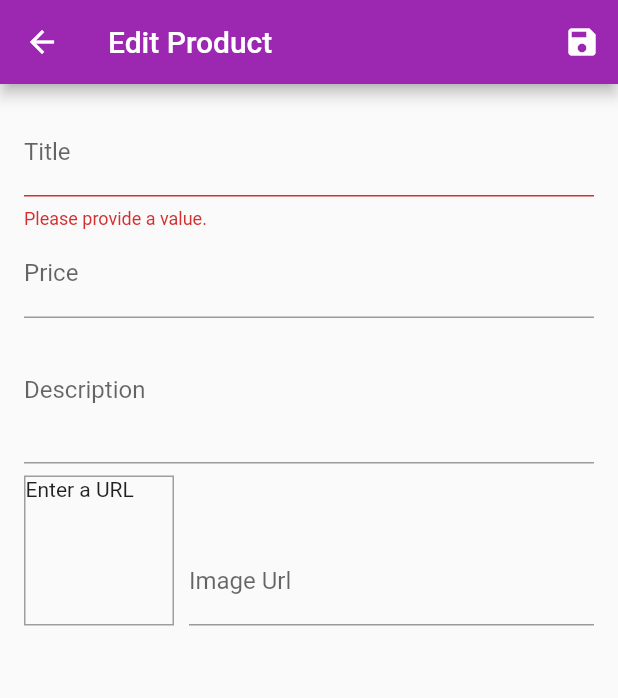
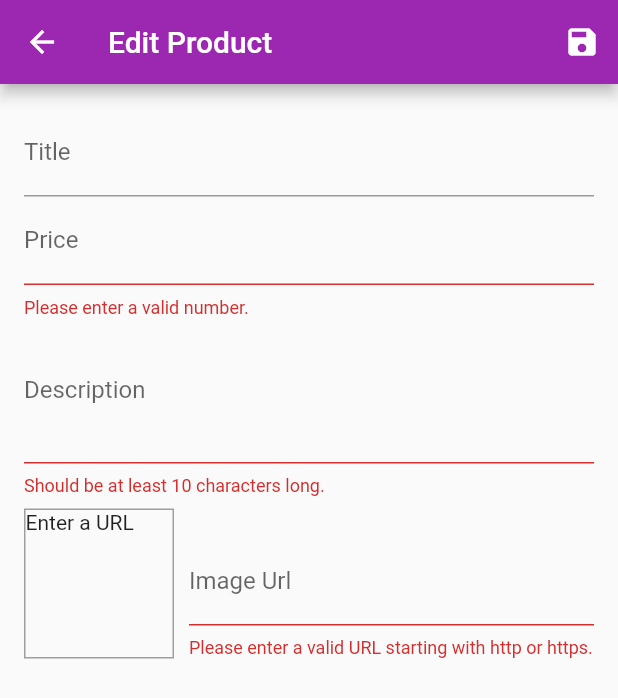
Before and after one commit to Salam0000/shop_application, a Flutter app: the EditProductScreen screen opened by its route, after a tap on the "save" icon, on a phone screen of 412 x 824 dp. Shown: the top 698 px of the screen. Run offline on Flutter 3.47's test engine with Material 2 defaults, Android fonts, the phone set to English and light mode, and no system bars; network calls fail.

Commit message:
add validation to all products

```diff
--- a/lib/screens/edit_product_screen.dart
+++ b/lib/screens/edit_product_screen.dart
@@ -33,6 +33,13 @@ class _EditProductScreenState extends State<EditProductScreen> {
 
   void _updateImageUrl() {
     if (!_imageUrlFocusNode.hasFocus) {
+      if ((!_imageUrlController.text.startsWith('http') &&
+              !_imageUrlController.text.startsWith('https')) ||
+          (!_imageUrlController.text.endsWith('.png') &&
+              !_imageUrlController.text.endsWith('.jpg') &&
+              !_imageUrlController.text.endsWith('.jpeg'))) {
+        return;
+      }
       setState(() {});
     }
   }
@@ -92,14 +99,14 @@ class _EditProductScreenState extends State<EditProductScreen> {
                 onSaved: (value) {
                   _editedProduct = Product(
                     id: null,
-                    title: value!,
+                    title: value ?? '',
                     description: _editedProduct.description,
                     price: _editedProduct.price,
                     imageUrl: _editedProduct.imageUrl,
                   );
                 },
                 validator: (value) {
-                  if (value!.isEmpty) {
+                  if (value == null) {
                     return 'Please provide a value.';
                   }
                   return null; //everything fine no error exist :)
@@ -114,13 +121,27 @@ class _EditProductScreenState extends State<EditProductScreen> {
                   FocusScope.of(context).requestFocus(_priceFocusNode);
                 },
                 onSaved: (value) {
+                  if (value != null) {
                     _editedProduct = Product(
                       id: null,
                       title: _editedProduct.title,
                       description: _editedProduct.description,
-                    price: double.parse(value!),
+                      price: double.parse(value),
                       imageUrl: _editedProduct.imageUrl,
                     );
+                  }
+                },
+                validator: (value) {
+                  if (value == null) {
+                    return 'Please provide a price.';
+                  }
+                  if (double.tryParse(value) == null) {
+                    return 'Please enter a valid number.';
+                  }
+                  if (double.parse(value) <= 0) {
+                    return "Please enter a number greater than 0 .";
+                  }
+                  return null; //everything fine no error exist :)
                 },
               ),
               TextFormField(
@@ -132,10 +153,19 @@ class _EditProductScreenState extends State<EditProductScreen> {
                   _editedProduct = Product(
                     id: null,
                     title: _editedProduct.title,
-                    description: value!,
+                    description: value ?? '',
                     price: _editedProduct.price,
                     imageUrl: _editedProduct.imageUrl,
                   );
+                },
+                validator: (value) {
+                  if (value == null) {
+                    return 'Please provide a description.';
+                  }
+                  if (value.length < 10) {
+                    return 'Should be at least 10 characters long.';
+                  }
+                  return null; //everything fine no error exist :)
                 },
               ),
               Row(
@@ -177,8 +207,23 @@ class _EditProductScreenState extends State<EditProductScreen> {
                           title: _editedProduct.title,
                           description: _editedProduct.description,
                           price: _editedProduct.price,
-                          imageUrl: value!,
+                          imageUrl: value ?? '',
                         );
+                      },
+                      validator: (value) {
+                        if (value == null) {
+                          return 'Please provide an image URL.';
+                        }
+                        if (!value.startsWith('http') &&
+                            !value.startsWith('https')) {
+                          return 'Please enter a valid URL starting with http or https.';
+                        }
+                        if (!value.endsWith('.png') &&
+                            !value.endsWith('.jpg') &&
+                            !value.endsWith('.jpeg')) {
+                          return 'Please enter a valid URL ending with .jpg or .png.';
+                        }
+                        return null; //everything fine no error exist :)
                       },
                     ),
                   ),
```
Lines whose indentation alone changed are shown as unchanged.
